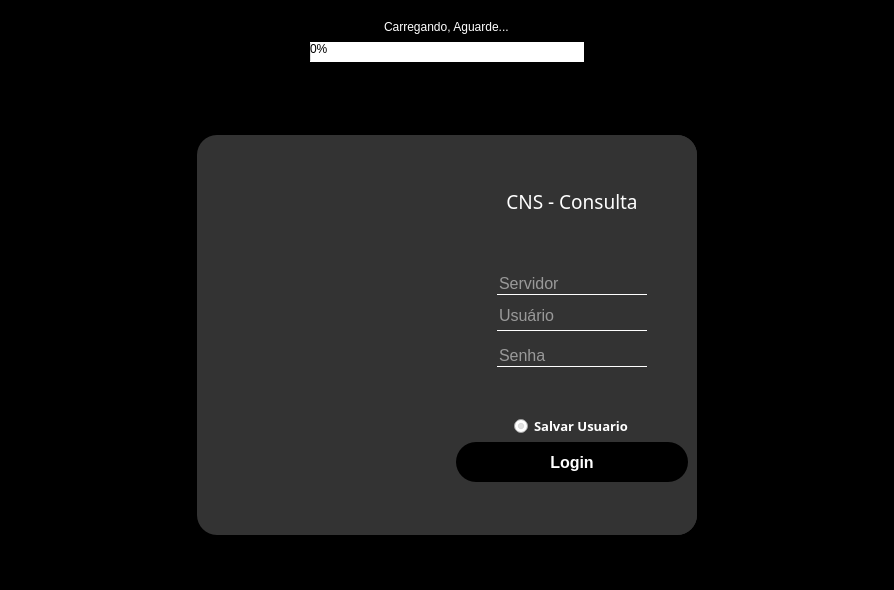
The window that src/login.ui (foxtec198/CNS) describes before a commit, drawn with Qt 5.
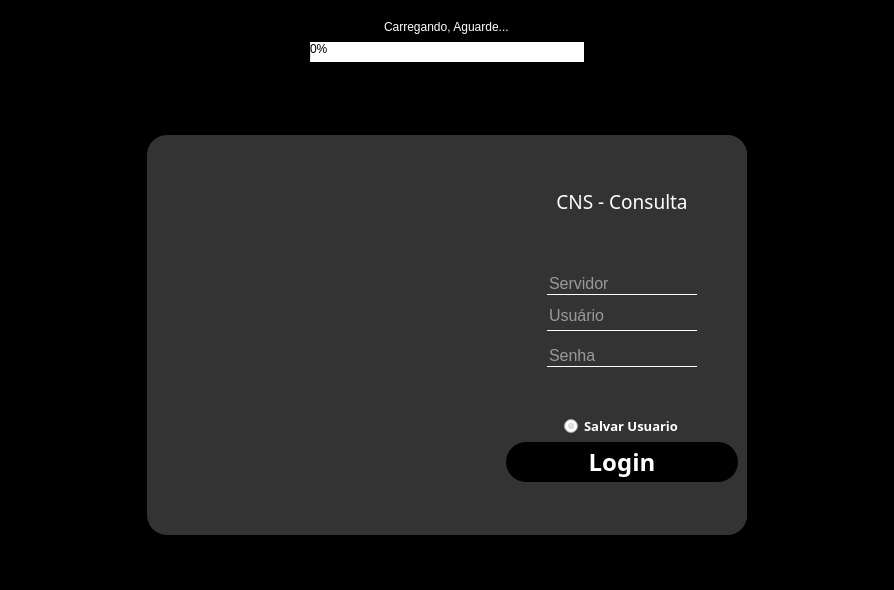
The same window after the commit. Icons and pictures are not drawn.

Patch:
```diff
--- a/src/login.ui
+++ b/src/login.ui
@@ -187,13 +187,13 @@
            <widget class="QFrame" name="MAIN_2">
             <property name="minimumSize">
              <size>
-              <width>500</width>
+              <width>600</width>
               <height>400</height>
              </size>
             </property>
             <property name="maximumSize">
              <size>
-              <width>300</width>
+              <width>600</width>
               <height>400</height>
              </size>
             </property>
@@ -234,18 +234,18 @@
                 <enum>QFrame::Raised</enum>
                </property>
                <layout class="QVBoxLayout" name="verticalLayout_5">
-                <item>
+                <item alignment="Qt::AlignHCenter|Qt::AlignVCenter">
                  <widget class="QLabel" name="imgLogin">
                   <property name="minimumSize">
                    <size>
                     <width>230</width>
-                    <height>280</height>
+                    <height>250</height>
                    </size>
                   </property>
                   <property name="maximumSize">
                    <size>
                     <width>230</width>
-                    <height>280</height>
+                    <height>250</height>
                    </size>
                   </property>
                   <property name="text">
@@ -589,7 +589,7 @@
                   </property>
                  </widget>
                 </item>
-                <item>
+                <item alignment="Qt::AlignVCenter">
                  <widget class="QPushButton" name="btnLogin">
                   <property name="minimumSize">
                    <size>
@@ -605,8 +605,8 @@
                   </property>
                   <property name="font">
                    <font>
-                    <family>MS UI Gothic</family>
-                    <pointsize>12</pointsize>
+                    <family>Microsoft Yi Baiti</family>
+                    <pointsize>18</pointsize>
                     <weight>75</weight>
                     <bold>true</bold>
                    </font>
```
Left out of the diff: 8 changed lines with no effect on the pictures.
